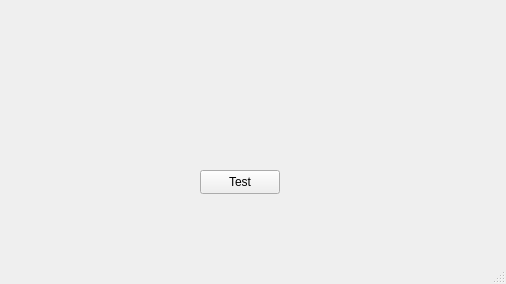
Old version of the form mainwindow.ui in the repository GrauerStar/AFK-Checker.
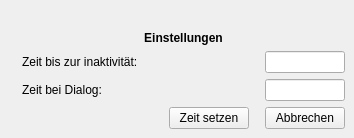
New version of the form. Icons and pictures are not drawn.

Patch:
```diff
--- a/mainwindow.ui
+++ b/mainwindow.ui
@@ -6,52 +6,193 @@
    <rect>
     <x>0</x>
     <y>0</y>
-    <width>506</width>
-    <height>284</height>
+    <width>354</width>
+    <height>138</height>
    </rect>
   </property>
   <property name="windowTitle">
    <string>MainWindow</string>
   </property>
   <widget class="QWidget" name="centralwidget">
-   <widget class="QLabel" name="label_test">
-    <property name="geometry">
-     <rect>
-      <x>140</x>
-      <y>80</y>
-      <width>211</width>
-      <height>16</height>
-     </rect>
-    </property>
-    <property name="text">
-     <string/>
-    </property>
-   </widget>
-   <widget class="QPushButton" name="pushButton_test">
-    <property name="geometry">
-     <rect>
-      <x>200</x>
-      <y>170</y>
-      <width>80</width>
-      <height>24</height>
-     </rect>
-    </property>
-    <property name="text">
-     <string>Test</string>
-    </property>
-   </widget>
+   <layout class="QHBoxLayout" name="horizontalLayout_4">
+    <item>
+     <widget class="QLabel" name="label_Logo">
+      <property name="text">
+       <string/>
+      </property>
+      <property name="pixmap">
+       <pixmap resource="Ressourcen.qrc">:/Ressourcen/bilder/afk_logo-transp64.png</pixmap>
+      </property>
+      <property name="alignment">
+       <set>Qt::AlignmentFlag::AlignCenter</set>
+      </property>
+     </widget>
+    </item>
+    <item>
+     <layout class="QVBoxLayout" name="verticalLayout">
+      <item>
+       <spacer name="verticalSpacer">
+        <property name="orientation">
+         <enum>Qt::Orientation::Vertical</enum>
+        </property>
+        <property name="sizeHint" stdset="0">
+         <size>
+          <width>20</width>
+          <height>40</height>
+         </size>
+        </property>
+       </spacer>
+      </item>
+      <item>
+       <widget class="QLabel" name="label">
+        <property name="text">
+         <string>&lt;html&gt;&lt;head/&gt;&lt;body&gt;&lt;p align=&quot;center&quot;&gt;&lt;span style=&quot; font-weight:700;&quot;&gt;Einstellungen&lt;/span&gt;&lt;/p&gt;&lt;/body&gt;&lt;/html&gt;</string>
+        </property>
+       </widget>
+      </item>
+      <item>
+       <layout class="QHBoxLayout" name="horizontalLayout_2">
+        <item>
+         <widget class="QLabel" name="label_ZeitInaktiv">
+          <property name="whatsThis">
+           <string>&lt;html&gt;&lt;head/&gt;&lt;body&gt;&lt;p&gt;Diese Zeit legt fest, wie lange der PC inaktiv sein muss, bevor das Herunterfahren gestartet wird.&lt;/p&gt;&lt;/body&gt;&lt;/html&gt;</string>
+          </property>
+          <property name="text">
+           <string>Zeit bis zur inaktivität:</string>
+          </property>
+         </widget>
+        </item>
+        <item>
+         <spacer name="horizontalSpacer_3">
+          <property name="orientation">
+           <enum>Qt::Orientation::Horizontal</enum>
+          </property>
+          <property name="sizeHint" stdset="0">
+           <size>
+            <width>40</width>
+            <height>20</height>
+           </size>
+          </property>
+         </spacer>
+        </item>
+        <item>
+         <widget class="QLineEdit" name="lineEdit_Inaktiv">
+          <property name="sizePolicy">
+           <sizepolicy hsizetype="Expanding" vsizetype="Fixed">
+            <horstretch>0</horstretch>
+            <verstretch>0</verstretch>
+           </sizepolicy>
+          </property>
+          <property name="minimumSize">
+           <size>
+            <width>80</width>
+            <height>0</height>
+           </size>
+          </property>
+          <property name="maximumSize">
+           <size>
+            <width>80</width>
+            <height>16777215</height>
+           </size>
+          </property>
+         </widget>
+        </item>
+       </layout>
+      </item>
+      <item>
+       <layout class="QHBoxLayout" name="horizontalLayout_3">
+        <item>
+         <widget class="QLabel" name="label_ZeitDialog">
+          <property name="whatsThis">
+           <string>&lt;html&gt;&lt;head/&gt;&lt;body&gt;&lt;p&gt;Diese Zeit bestimmt, wie lange das Fenster vor dem Herunterfahren geöffnet bleibt. Danach wird der PC automatisch heruntergefahren.&lt;/p&gt;&lt;/body&gt;&lt;/html&gt;</string>
+          </property>
+          <property name="text">
+           <string>Zeit bei Dialog:</string>
+          </property>
+         </widget>
+        </item>
+        <item>
+         <spacer name="horizontalSpacer_4">
+          <property name="orientation">
+           <enum>Qt::Orientation::Horizontal</enum>
+          </property>
+          <property name="sizeHint" stdset="0">
+           <size>
+            <width>40</width>
+            <height>20</height>
+           </size>
+          </property>
+         </spacer>
+        </item>
+        <item>
+         <widget class="QLineEdit" name="lineEdit_Dialog">
+          <property name="minimumSize">
+           <size>
+            <width>80</width>
+            <height>0</height>
+           </size>
+          </property>
+          <property name="maximumSize">
+           <size>
+            <width>80</width>
+            <height>16777215</height>
+           </size>
+          </property>
+         </widget>
+        </item>
+       </layout>
+      </item>
+      <item>
+       <layout class="QHBoxLayout" name="horizontalLayout">
+        <item>
+         <spacer name="horizontalSpacer">
+          <property name="orientation">
+           <enum>Qt::Orientation::Horizontal</enum>
+          </property>
+          <property name="sizeHint" stdset="0">
+           <size>
+            <width>40</width>
+            <height>20</height>
+           </size>
+          </property>
+         </spacer>
+        </item>
+        <item>
+         <widget class="QPushButton" name="pushButton_eistellen">
+          <property name="text">
+           <string>Zeit setzen</string>
+          </property>
+         </widget>
+        </item>
+        <item>
+         <spacer name="horizontalSpacer_2">
+          <property name="orientation">
+           <enum>Qt::Orientation::Horizontal</enum>
+          </property>
+          <property name="sizeType">
+           <enum>QSizePolicy::Policy::Fixed</enum>
+          </property>
+          <property name="sizeHint" stdset="0">
+           <size>
+            <width>10</width>
+            <height>20</height>
+           </size>
+          </property>
+         </spacer>
+        </item>
+        <item>
+         <widget class="QPushButton" name="pushButton_abbrechen">
+          <property name="text">
+           <string>Abbrechen</string>
+          </property>
+         </widget>
+        </item>
+       </layout>
+      </item>
+     </layout>
+    </item>
+   </layout>
   </widget>
-  <widget class="QMenuBar" name="menubar">
-   <property name="geometry">
-    <rect>
-     <x>0</x>
-     <y>0</y>
-     <width>506</width>
-     <height>21</height>
-    </rect>
-   </property>
-  </widget>
-  <widget class="QStatusBar" name="statusbar"/>
  </widget>
  <resources/>
  <connections/>
```
Left out of the diff: 4 changed lines with no effect on the pictures.
